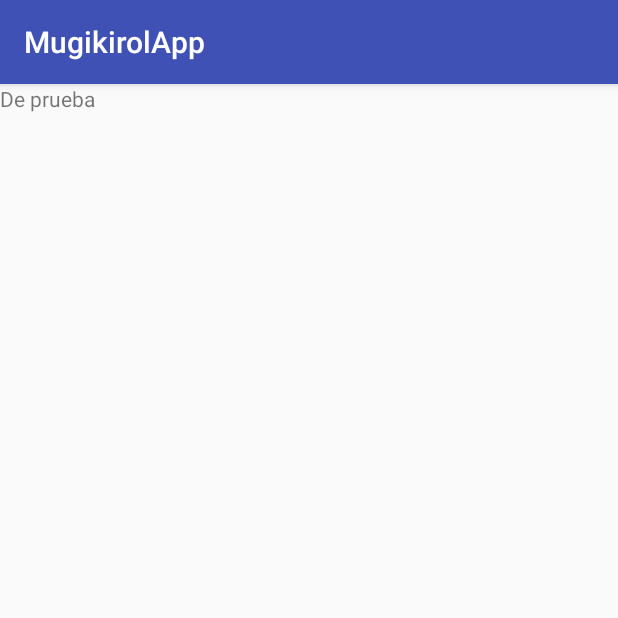
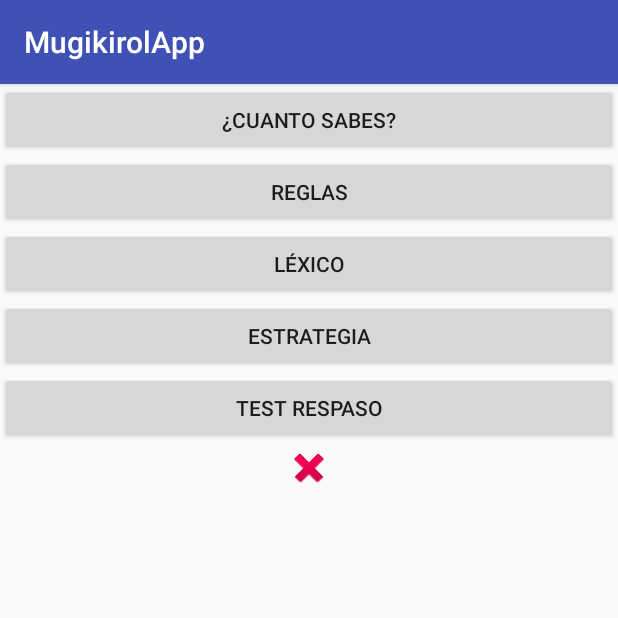
Before and after one commit to Ezuazo/MugikirolApp_Android, an Android app: the MenuActivity screen opened directly, with no data from a screen before it, on a phone screen of 412 x 824 dp, the top half of it. Run offline under Robolectric (Android 15) with nearby library versions, the phone set to English and light mode, and no system bars; 1 statement that could not run was skipped.

Commit message:
Añadidos los botones e imagenes a MenuActivity. Creadas la funciones asociadas, sin definir aun. Añadidos los recursos de imagenes.

```diff
--- a/app/src/main/res/layout/activity_menu.xml
+++ b/app/src/main/res/layout/activity_menu.xml
@@ -7,12 +7,43 @@
     tools:context="eus.ehu.tta.mugikirolapp_android.MenuActivity"
     android:orientation="vertical">
 
-    <TextView
-        android:id="@+id/textoprueba"
+    <Button
+        android:id="@+id/sabes"
         android:layout_width="match_parent"
         android:layout_height="wrap_content"
-        android:text="De prueba"
+        android:text="¿Cuanto sabes?"
+        android:onClick="gotoTest"/>
         />
+    <Button
+        android:id="@+id/reglas"
+        android:layout_width="match_parent"
+        android:layout_height="wrap_content"
+        android:text="Reglas"
+        android:onClick="gotoReglas"/>
+    <Button
+        android:id="@+id/lexico"
+        android:layout_width="match_parent"
+        android:layout_height="wrap_content"
+        android:text="Léxico"
+        android:onClick="gotoLexico"/>
+    <Button
+        android:id="@+id/estrategia"
+        android:layout_width="match_parent"
+        android:layout_height="wrap_content"
+        android:text="Estrategia"
+        android:onClick="gotoEstrategia"/>
+    <Button
+        android:id="@+id/repaso"
+        android:layout_width="match_parent"
+        android:layout_height="wrap_content"
+        android:text="Test Respaso"
+        android:onClick="gotoTest"/>
+
+    <ImageView
+        android:id="@+id/gif"
+        android:layout_width="match_parent"
+        android:layout_height="wrap_content"
+        app:srcCompat="@android:drawable/ic_delete" />
 
 
 </LinearLayout>
--- a/app/src/main/res/values/strings.xml
+++ b/app/src/main/res/values/strings.xml
@@ -5,4 +5,5 @@
     <string name="errorlogin">Usuario o contraseña no validos</string>
     <string name="Bienvenida">Bienvenido a MugikirolAp</string>
     <string name="deportes">Hockey;Basket;Balonmano;Volley</string>
+    <string name="errorfunction">Funcion no definida aun</string>
 </resources>
```
Also changed, not shown: app/src/main/java/eus/ehu/tta/mugikirolapp_android/MenuActivity.java (+61 -3 lines), app/src/main/res/drawable/baloncesto.png (added), app/src/main/res/drawable/balonmano.png (added), app/src/main/res/drawable/hockey.png (added), app/src/main/res/drawable/icon.png (added), app/src/main/res/drawable/volleyball.png (added).
